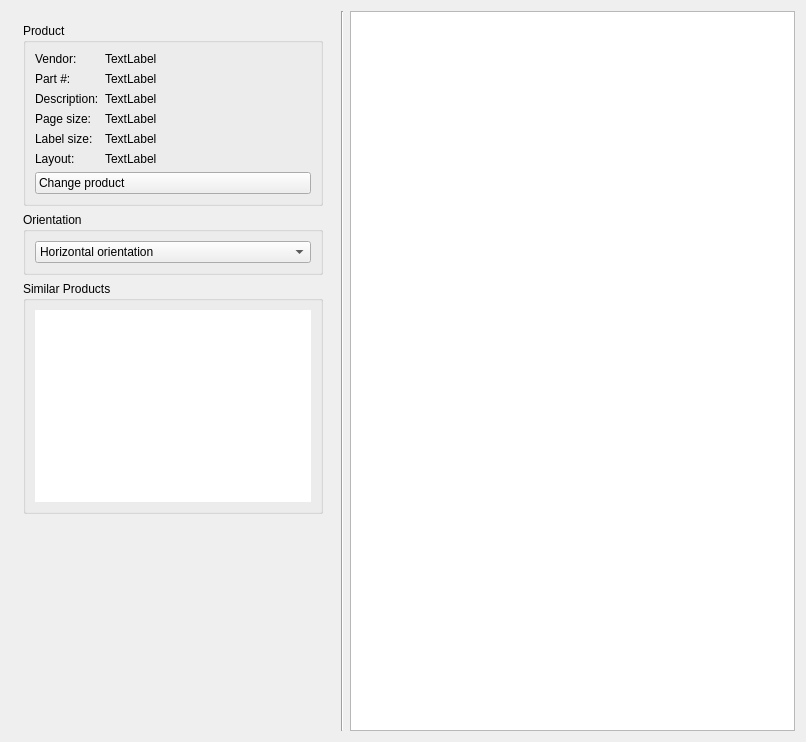
The window that glabels/ui/PropertiesView.ui (jimevins/glabels-qt) describes before a commit, drawn with Qt 5.
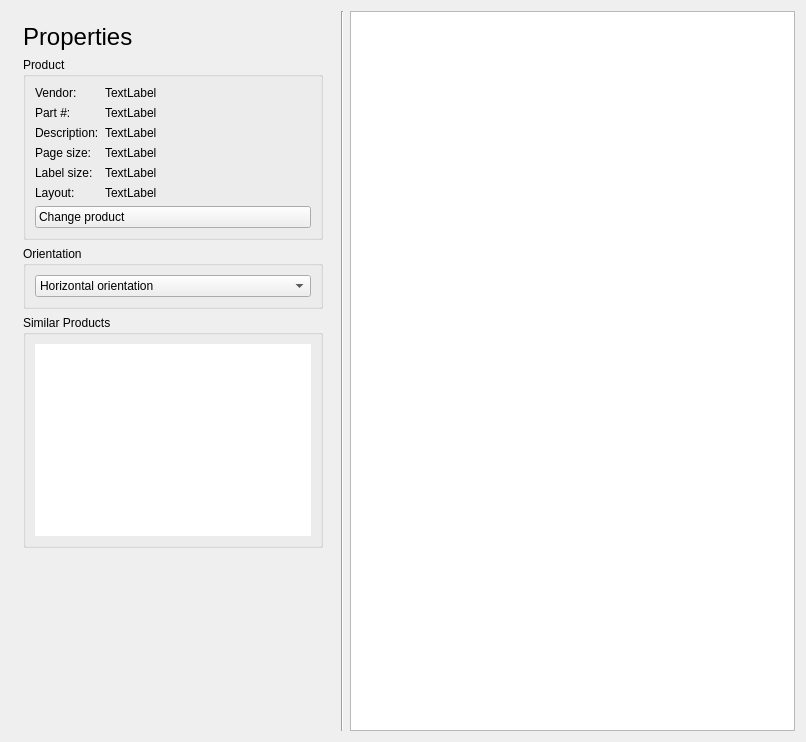
The same window after the commit. Icons and pictures are not drawn. Custom widgets are drawn as their Qt base class.

Commit message: Some cosmetic layout changes.  Added titles to Properties, Merge and Print views.

```diff
--- a/glabels/ui/PropertiesView.ui
+++ b/glabels/ui/PropertiesView.ui
@@ -45,6 +45,13 @@
      <property name="margin">
       <number>12</number>
      </property>
+     <item>
+      <widget class="QLabel" name="titleLabel">
+       <property name="text">
+        <string notr="true">&lt;span style=&quot; font-size:18pt;&quot;&gt;Properties&lt;/span&gt;</string>
+       </property>
+      </widget>
+     </item>
      <item>
       <widget class="QGroupBox" name="productGroupBox">
        <property name="sizePolicy">
```
Left out of the diff: 8 changed lines with no effect on the pictures. The commit also changes 6 other files.
